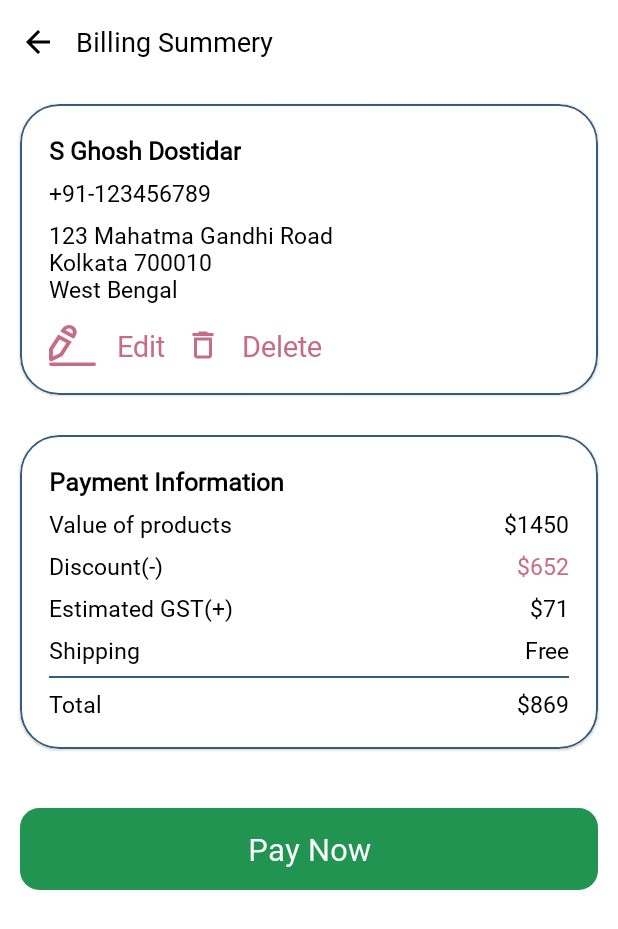
After one commit to bihim/SPRobotics, an Android app: the BillingActivity screen opened directly, with no data from a screen before it, on a phone screen of 412 x 824 dp. The commit adds this screen. Shown: the top 929 px of the screen. Run offline under Robolectric (Android 15) with nearby library versions, the phone set to English and light mode, and no system bars; our stand-ins replace sdp/ssp sizes.

Commit message:
Billing Activity added

```diff
--- /dev/null
+++ b/app/src/main/java/com/sprobotics/view/activity/BillingActivity.java
@@ -0,0 +1,50 @@
+package com.sprobotics.view.activity;
+
+import androidx.appcompat.app.AppCompatActivity;
+
+import android.os.Bundle;
+import android.widget.TextView;
+
+import com.google.android.material.card.MaterialCardView;
+import com.sprobotics.R;
+
+public class BillingActivity extends AppCompatActivity {
+    private TextView billingName, billingNumber, billingAddress, billingEdit, billingDelete, billingValueOfProduct, billingDiscount, billingGst, billingShipping, billingTotal;
+    private MaterialCardView materialCardViewPayNow;
+
+    @Override
+    protected void onCreate(Bundle savedInstanceState) {
+        super.onCreate(savedInstanceState);
+        setContentView(R.layout.activity_billing);
+        findViewById();
+        setButtonCallBacks();
+    }
+
+    private void setButtonCallBacks(){
+        billingEdit.setOnClickListener(v->{
+
+        });
+
+        billingDelete.setOnClickListener(v->{
+
+        });
+
+        materialCardViewPayNow.setOnClickListener(v->{
+
+        });
+    }
+
+    private void findViewById(){
+        billingName = findViewById(R.id.billing_name);
+        billingNumber = findViewById(R.id.billing_phone);
+        billingAddress = findViewById(R.id.billing_address);
+        billingEdit = findViewById(R.id.billing_edit);
+        billingDelete = findViewById(R.id.billing_delete);
+        billingValueOfProduct = findViewById(R.id.billing_value_of_products);
+        billingDiscount = findViewById(R.id.billing_discount);
+        billingGst = findViewById(R.id.billing_estimated_gst);
+        billingShipping = findViewById(R.id.billing_shipping);
+        billingTotal = findViewById(R.id.billing_total);
+        materialCardViewPayNow = findViewById(R.id.billing_pay_now);
+    }
+}
--- a/app/src/main/res/drawable/ic_cart.xml
+++ b/app/src/main/res/drawable/ic_cart.xml
@@ -5,11 +5,11 @@
     android:viewportHeight="42">
   <path
       android:pathData="M12.9,7l-0.5,-2.47A5.49,5.49 0,0 0,7 0H2.64A2.6,2.6 0,0 0,0 2.24,2.5 2.5,0 0,0 2.5,5H7a0.51,0.51 0,0 1,0.5 0.47l4.29,21.21a5,5 0,0 0,5.27 4L35.69,29.3A5,5 0,0 0,40.27 25L42,12.68A5,5 0,0 0,37 7Z"
-      android:fillColor="@color/color2"/>
+      android:fillColor="@color/color1"/>
   <path
       android:pathData="M15,38m-4,0a4,4 0,1 1,8 0a4,4 0,1 1,-8 0"
-      android:fillColor="@color/color2"/>
+      android:fillColor="@color/color1"/>
   <path
       android:pathData="M33,38m-4,0a4,4 0,1 1,8 0a4,4 0,1 1,-8 0"
-      android:fillColor="@color/color2"/>
+      android:fillColor="@color/color1"/>
 </vector>
--- /dev/null
+++ b/app/src/main/res/drawable/ic_delete.xml
@@ -0,0 +1,10 @@
+<vector xmlns:android="http://schemas.android.com/apk/res/android"
+    android:width="24dp"
+    android:height="24dp"
+    android:viewportWidth="24"
+    android:viewportHeight="24"
+    android:tint="?attr/colorControlNormal">
+  <path
+      android:fillColor="@android:color/white"
+      android:pathData="M6,19c0,1.1 0.9,2 2,2h8c1.1,0 2,-0.9 2,-2L18,7L6,7v12zM8,9h8v10L8,19L8,9zM15.5,4l-1,-1h-5l-1,1L5,4v2h14L19,4z"/>
+</vector>
--- /dev/null
+++ b/app/src/main/res/drawable/ic_edit.xml
@@ -0,0 +1,15 @@
+<vector xmlns:android="http://schemas.android.com/apk/res/android"
+    android:width="@dimen/_24sdp"
+    android:height="@dimen/_21sdp"
+    android:viewportWidth="64"
+    android:viewportHeight="61.49">
+  <path
+      android:pathData="M36,16.7a11.82,11.82 0,0 0,1.48 -8.43,10.21 10.21,0 0,0 -4.8,-6.87c-5.05,-3 -11.8,-1 -15,4.42l-2.31,3.9L33.69,20.6ZM31.78,13.27 L22.69,7.87C24.51,5.47 27.63,4.6 30,6a4.91,4.91 0,0 1,2.29 3.35A6.4,6.4 0,0 1,31.78 13.27Z"
+      android:fillColor="#35353d"/>
+  <path
+      android:pathData="M1.51,53.93l1.57,0.78 15.27,-8.25L31,25.19 12.62,14.3 0,35.58 0.08,51.41A3,3 0,0 0,1.51 53.93ZM14.51,21.61 L23.68,27.05L14.51,42.47 5.39,47.4 5.34,37Z"
+      android:fillColor="#35353d"/>
+  <path
+      android:pathData="M2.67,56.16L61.33,56.16A2.67,2.665 0,0 1,64 58.825L64,58.825A2.67,2.665 0,0 1,61.33 61.49L2.67,61.49A2.67,2.665 0,0 1,0 58.825L0,58.825A2.67,2.665 0,0 1,2.67 56.16z"
+      android:fillColor="#35353d"/>
+</vector>
--- a/app/src/main/res/drawable/ic_notification.xml
+++ b/app/src/main/res/drawable/ic_notification.xml
@@ -4,9 +4,9 @@
     android:viewportWidth="32"
     android:viewportHeight="32">
   <path
-      android:fillColor="@color/color2"
+      android:fillColor="@color/color1"
       android:pathData="M26.8,25H5.2c-0.8,0 -1.5,-0.4 -1.9,-1.1c-0.4,-0.7 -0.3,-1.5 0.1,-2.2L4.5,20c1.8,-2.7 2.7,-5.8 2.7,-9c0,-3.7 2.4,-7.1 5.9,-8.3C13.7,1.6 14.8,1 16,1s2.3,0.6 2.9,1.7c3.5,1.2 5.9,4.6 5.9,8.3c0,3.2 0.9,6.3 2.7,9l1.1,1.7c0.4,0.7 0.5,1.5 0.1,2.2C28.4,24.6 27.6,25 26.8,25z"/>
   <path
-      android:fillColor="@color/color2"
+      android:fillColor="@color/color1"
       android:pathData="M11.1,27c0.5,2.3 2.5,4 4.9,4s4.4,-1.7 4.9,-4H11.1z"/>
 </vector>
--- /dev/null
+++ b/app/src/main/res/layout/activity_billing.xml
@@ -0,0 +1,303 @@
+<?xml version="1.0" encoding="utf-8"?>
+<LinearLayout xmlns:android="http://schemas.android.com/apk/res/android"
+    xmlns:app="http://schemas.android.com/apk/res-auto"
+    xmlns:tools="http://schemas.android.com/tools"
+    android:layout_width="match_parent"
+    android:layout_height="match_parent"
+    android:orientation="vertical"
+    tools:context=".view.activity.BillingActivity">
+
+    <ScrollView
+        android:layout_width="match_parent"
+        android:layout_height="match_parent">
+        <LinearLayout
+            android:layout_width="match_parent"
+            android:layout_height="wrap_content"
+            android:orientation="vertical">
+            <LinearLayout
+                android:layout_width="match_parent"
+                android:layout_height="?actionBarSize"
+                android:gravity="start|center">
+
+                <ImageButton
+                    android:id="@+id/back_button"
+                    android:layout_width="wrap_content"
+                    android:layout_height="wrap_content"
+                    android:src="@drawable/ic_back"
+                    android:background="?selectableItemBackground"
+                    app:tint="@color/black"
+                    android:padding="@dimen/_10sdp"/>
+
+                <TextView
+                    android:layout_width="wrap_content"
+                    android:layout_height="wrap_content"
+                    android:text="Billing Summery"
+                    android:textSize="@dimen/_14ssp"
+                    android:textColor="@color/black"/>
+
+            </LinearLayout>
+
+
+            <com.google.android.material.card.MaterialCardView
+                android:layout_width="match_parent"
+                android:layout_height="wrap_content"
+                android:layout_margin="@dimen/_10sdp"
+                app:strokeColor="@color/color1"
+                app:strokeWidth="@dimen/_1sdp"
+                app:cardCornerRadius="@dimen/_20sdp">
+                <LinearLayout
+                    android:layout_width="match_parent"
+                    android:layout_height="match_parent"
+                    android:orientation="vertical"
+                    android:layout_margin="@dimen/_15sdp">
+
+                    <TextView
+                        android:id="@+id/billing_name"
+                        android:layout_width="wrap_content"
+                        android:layout_height="wrap_content"
+                        android:text="S Ghosh Dostidar"
+                        android:textSize="@dimen/_13ssp"
+                        android:textColor="@color/black"
+                        android:textStyle="bold"/>
+
+                    <TextView
+                        android:id="@+id/billing_phone"
+                        android:layout_width="wrap_content"
+                        android:layout_height="wrap_content"
+                        android:text="+91-123456789"
+                        android:textSize="@dimen/_12ssp"
+                        android:layout_marginTop="@dimen/_5sdp"
+                        android:textColor="@color/black"/>
+
+                    <TextView
+                        android:id="@+id/billing_address"
+                        android:layout_width="wrap_content"
+                        android:layout_height="wrap_content"
+                        android:text="123 Mahatma Gandhi Road\nKolkata 700010\nWest Bengal"
+                        android:textSize="@dimen/_12ssp"
+                        android:layout_marginTop="@dimen/_5sdp"
+                        android:textColor="@color/black"
+                        android:layout_marginBottom="@dimen/_10sdp"/>
+
+                    <LinearLayout
+                        android:layout_width="match_parent"
+                        android:layout_height="wrap_content"
+                        android:orientation="horizontal">
+
+                        <TextView
+                            android:id="@+id/billing_edit"
+                            android:layout_width="wrap_content"
+                            android:layout_height="wrap_content"
+                            android:text="   Edit"
+                            android:background="?selectableItemBackground"
+                            android:textColor="@color/color3"
+                            android:drawableTint="@color/color3"
+                            android:drawableStart="@drawable/ic_edit"
+                            android:textSize="@dimen/_15ssp"
+                            android:gravity="center"
+                            android:layout_marginEnd="@dimen/_10sdp"/>
+
+                        <TextView
+                            android:id="@+id/billing_delete"
+                            android:layout_width="wrap_content"
+                            android:layout_height="wrap_content"
+                            android:text="   Delete"
+                            android:background="?selectableItemBackground"
+                            android:textColor="@color/color3"
+                            android:drawableTint="@color/color3"
+                            android:drawableStart="@drawable/ic_delete"
+                            android:textSize="@dimen/_15ssp"
+                            android:gravity="center"/>
+
+                    </LinearLayout>
+
+                </LinearLayout>
+            </com.google.android.material.card.MaterialCardView>
+
+            <com.google.android.material.card.MaterialCardView
+                android:layout_width="match_parent"
+                android:layout_height="wrap_content"
+                android:layout_margin="@dimen/_10sdp"
+                app:strokeColor="@color/color1"
+                app:strokeWidth="@dimen/_1sdp"
+                app:cardCornerRadius="@dimen/_20sdp">
+                <LinearLayout
+                    android:layout_width="match_parent"
+                    android:layout_height="match_parent"
+                    android:orientation="vertical"
+                    android:layout_margin="@dimen/_15sdp">
+
+                    <TextView
+                        android:layout_width="wrap_content"
+                        android:layout_height="wrap_content"
+                        android:text="Payment Information"
+                        android:textSize="@dimen/_13ssp"
+                        android:textColor="@color/black"
+                        android:textStyle="bold"/>
+
+                    <LinearLayout
+                        android:layout_width="match_parent"
+                        android:layout_height="wrap_content"
+                        android:orientation="horizontal"
+                        android:layout_marginTop="@dimen/_5sdp">
+
+                        <TextView
+                            android:layout_weight="1"
+                            android:layout_width="0dp"
+                            android:layout_height="wrap_content"
+                            android:text="Value of products"
+                            android:textSize="@dimen/_12ssp"
+                            android:textColor="@color/black"/>
+
+                        <TextView
+                            android:id="@+id/billing_value_of_products"
+                            android:layout_weight="1"
+                            android:layout_width="0dp"
+                            android:layout_height="wrap_content"
+                            android:text="$1450"
+                            android:gravity="end"
+                            android:textSize="@dimen/_12ssp"
+                            android:textColor="@color/black"/>
+
+                    </LinearLayout>
+
+                    <LinearLayout
+                        android:layout_width="match_parent"
+                        android:layout_height="wrap_content"
+                        android:orientation="horizontal"
+                        android:layout_marginTop="@dimen/_5sdp">
+
+                        <TextView
+                            android:layout_weight="1"
+                            android:layout_width="0dp"
+                            android:layout_height="wrap_content"
+                            android:text="Discount(-)"
+                            android:textSize="@dimen/_12ssp"
+                            android:textColor="@color/black"/>
+
+                        <TextView
+                            android:id="@+id/billing_discount"
+                            android:layout_weight="1"
+                            android:layout_width="0dp"
+                            android:layout_height="wrap_content"
+                            android:text="$652"
+                            android:gravity="end"
+                            android:textSize="@dimen/_12ssp"
+                            android:textColor="@color/color3"/>
+
+                    </LinearLayout>
+
+                    <LinearLayout
+                        android:layout_width="match_parent"
+                        android:layout_height="wrap_content"
+                        android:orientation="horizontal"
+                        android:layout_marginTop="@dimen/_5sdp">
+
+                        <TextView
+                            android:layout_weight="1"
+                            android:layout_width="0dp"
+                            android:layout_height="wrap_content"
+                            android:text="Estimated GST(+)"
+                            android:textSize="@dimen/_12ssp"
+                            android:textColor="@color/black"/>
+
+                        <TextView
+                            android:id="@+id/billing_estimated_gst"
+                            android:layout_weight="1"
+                            android:layout_width="0dp"
+                            android:layout_height="wrap_content"
+                            android:text="$71"
+                            android:gravity="end"
+                            android:textSize="@dimen/_12ssp"
+                            android:textColor="@color/black"/>
+
+                    </LinearLayout>
+
+                    <LinearLayout
+                        android:layout_width="match_parent"
+                        android:layout_height="wrap_content"
+                        android:orientation="horizontal"
+                        android:layout_marginTop="@dimen/_5sdp">
+
+                        <TextView
+                            android:layout_weight="1"
+                            android:layout_width="0dp"
+                            android:layout_height="wrap_content"
+                            android:text="Shipping"
+                            android:textSize="@dimen/_12ssp"
+                            android:textColor="@color/black"/>
+
+                        <TextView
+                            android:id="@+id/billing_shipping"
+                            android:layout_weight="1"
+                            android:layout_width="0dp"
+                            android:layout_height="wrap_content"
+                            android:text="Free"
+                            android:gravity="end"
+                            android:textSize="@dimen/_12ssp"
+                            android:textColor="@color/black"/>
+
+                    </LinearLayout>
+
+                    <View
+                        android:layout_width="match_parent"
+                        android:layout_height="@dimen/_1sdp"
+                        android:background="@color/color1"
+                        android:layout_marginTop="@dimen/_5sdp"/>
+
+                    <LinearLayout
+                        android:layout_width="match_parent"
+                        android:layout_height="wrap_content"
+                        android:orientation="horizontal"
+                        android:layout_marginTop="@dimen/_5sdp">
+
+                        <TextView
+                            android:layout_weight="1"
+                            android:layout_width="0dp"
+                            android:layout_height="wrap_content"
+                            android:text="Total"
+                            android:textSize="@dimen/_12ssp"
+                            android:textColor="@color/black"/>
+
+                        <TextView
+                            android:id="@+id/billing_total"
+                            android:layout_weight="1"
+                            android:layout_width="0dp"
+                            android:layout_height="wrap_content"
+                            android:text="$869"
+                            android:gravity="end"
+                            android:textSize="@dimen/_12ssp"
+                            android:textColor="@color/black"/>
+
+                    </LinearLayout>
+                </LinearLayout>
+            </com.google.android.material.card.MaterialCardView>
+
+
+            <com.google.android.material.card.MaterialCardView
+                android:id="@+id/billing_pay_now"
+                android:layout_width="match_parent"
+                android:layout_height="wrap_content"
+                android:layout_gravity="center"
+                android:layout_marginHorizontal="@dimen/_10sdp"
+                android:layout_marginTop="@dimen/_20sdp"
+                android:layout_weight="1"
+                android:clickable="true"
+                app:cardElevation="0dp"
+                app:cardCornerRadius="@dimen/_10sdp">
+
+                <TextView
+                    android:layout_width="match_parent"
+                    android:layout_height="wrap_content"
+                    android:background="@color/buy_color"
+                    android:gravity="center"
+                    android:paddingHorizontal="@dimen/_15sdp"
+                    android:paddingVertical="@dimen/_10sdp"
+                    android:text="Pay Now"
+                    android:textColor="@color/white"
+                    android:textSize="@dimen/_16ssp" />
+            </com.google.android.material.card.MaterialCardView>
+
+        </LinearLayout>
+    </ScrollView>
+</LinearLayout>
--- a/app/src/main/res/layout/activity_course_details.xml
+++ b/app/src/main/res/layout/activity_course_details.xml
@@ -50,7 +50,7 @@
                     <LinearLayout
                         android:layout_width="match_parent"
                         android:layout_height="match_parent"
-                        android:background="#017584"
+                        android:background="@color/color1"
                         android:gravity="center"
                         android:orientation="horizontal">
 
@@ -105,7 +105,7 @@
                     android:layout_width="@dimen/_35sdp"
                     android:layout_height="@dimen/_35sdp"
                     android:background="@drawable/background_circle"
-                    android:backgroundTint="@color/fragment_home_card_color"
+                    android:backgroundTint="@color/color1light"
                     android:gravity="center">
 
                     <TextView
@@ -133,7 +133,7 @@
                     android:id="@+id/course_details_money"
                     android:layout_width="wrap_content"
                     android:layout_height="wrap_content"
-                    android:background="@color/fragment_home_card_color"
+                    android:background="@color/color1light"
                     android:paddingHorizontal="@dimen/_30sdp"
                     android:paddingVertical="@dimen/_10sdp"
                     android:text="INR 11,000"
@@ -190,7 +190,7 @@
 
                         android:layout_width="match_parent"
                         android:layout_height="wrap_content"
-                        android:background="@color/enroll_color"
+                        android:background="@color/color3"
                         android:gravity="center"
                         android:paddingHorizontal="@dimen/_15sdp"
                         android:paddingVertical="@dimen/_10sdp"
--- a/app/src/main/res/layout/bottomsheet_countrycode_picker.xml
+++ b/app/src/main/res/layout/bottomsheet_countrycode_picker.xml
@@ -52,7 +52,7 @@
         android:enabled="false"
         android:textColor="@color/white"
         app:iconTint="@color/white"
-        android:backgroundTint="@color/main_color"
+        android:backgroundTint="@color/color3"
         app:icon="@drawable/ic_forward"
         app:iconGravity="textEnd"/>
     <TextView
--- a/app/src/main/res/layout/bottomsheet_email_picker.xml
+++ b/app/src/main/res/layout/bottomsheet_email_picker.xml
@@ -49,6 +49,7 @@
         android:layout_width="match_parent"
         android:layout_height="wrap_content"
         android:text="Continue"
+        android:textColor="@color/white"
         app:icon="@drawable/ic_forward"
         app:iconGravity="textEnd" />
 
--- a/app/src/main/res/layout/bottomsheet_otp_picker.xml
+++ b/app/src/main/res/layout/bottomsheet_otp_picker.xml
@@ -56,7 +56,7 @@
         android:enabled="false"
         android:textColor="@color/white"
         app:iconTint="@color/white"
-        android:backgroundTint="@color/main_color"
+        android:backgroundTint="@color/color3"
         app:icon="@drawable/ic_forward"
         app:iconGravity="textEnd"/>
 
--- a/app/src/main/res/layout/fragment_home.xml
+++ b/app/src/main/res/layout/fragment_home.xml
@@ -69,7 +69,6 @@
                             android:padding="@dimen/_7sdp"
                             android:scaleType="fitCenter"
                             android:src="@drawable/ic_cart"
-
                             app:layout_constraintBottom_toBottomOf="parent"
                             app:layout_constraintEnd_toEndOf="parent"
                             app:layout_constraintStart_toStartOf="parent"
--- a/app/src/main/res/values/colors.xml
+++ b/app/src/main/res/values/colors.xml
@@ -12,8 +12,9 @@
     <color name="color_blue">#3498db</color>
     <color name="fragment_home_card_text_color">#565656</color>
     <color name="enroll_color">#8e44ad</color>
-    <color name="buy_color">#27ae60</color>
+    <color name="buy_color">#229452</color>
     <color name="color1">#355C7D</color>
+    <color name="color1light">#5EA2DB</color>
     <color name="color2">#725A7A</color>
     <color name="color3">#C56D86</color>
     <color name="color4">#FF7582</color>
```
Also changed, not shown: app/src/main/AndroidManifest.xml (+6 -3 lines).
